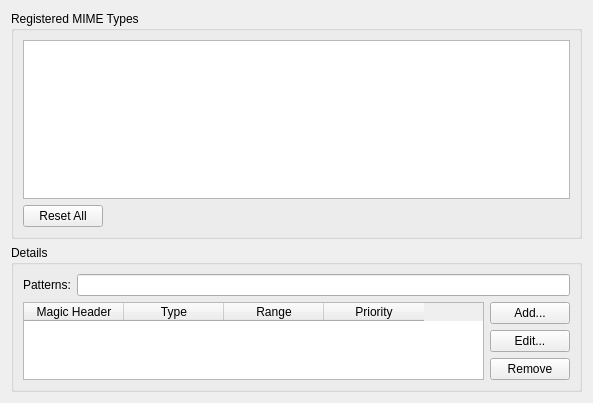
qt-creator/qt-creator, file src/plugins/coreplugin/mimetypesettingspage.ui: the form before one commit.
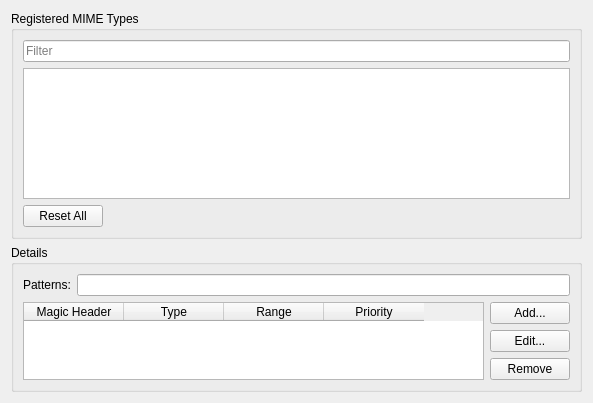
The form after the commit.

Commit message: Settings: Add a filter for mime types

Diff of the .ui file:
```diff
--- a/src/plugins/coreplugin/mimetypesettingspage.ui
+++ b/src/plugins/coreplugin/mimetypesettingspage.ui
@@ -21,6 +21,13 @@
      </property>
      <layout class="QGridLayout" name="gridLayout">
       <item row="0" column="0" colspan="2">
+       <widget class="QLineEdit" name="filterLineEdit">
+        <property name="placeholderText">
+         <string>Filter</string>
+        </property>
+       </widget>
+      </item>
+      <item row="1" column="0" colspan="2">
        <widget class="QTableView" name="mimeTypesTableView">
         <property name="showGrid">
          <bool>false</bool>
@@ -30,7 +37,7 @@
         </property>
        </widget>
       </item>
-      <item row="1" column="0">
+      <item row="2" column="0">
        <widget class="QPushButton" name="resetButton">
         <property name="toolTip">
          <string>Reset all to default.</string>
@@ -40,7 +47,7 @@
         </property>
        </widget>
       </item>
-      <item row="1" column="1">
+      <item row="2" column="1">
        <spacer name="horizontalSpacer">
         <property name="orientation">
          <enum>Qt::Horizontal</enum>
```
The commit also changes 1 other file.
